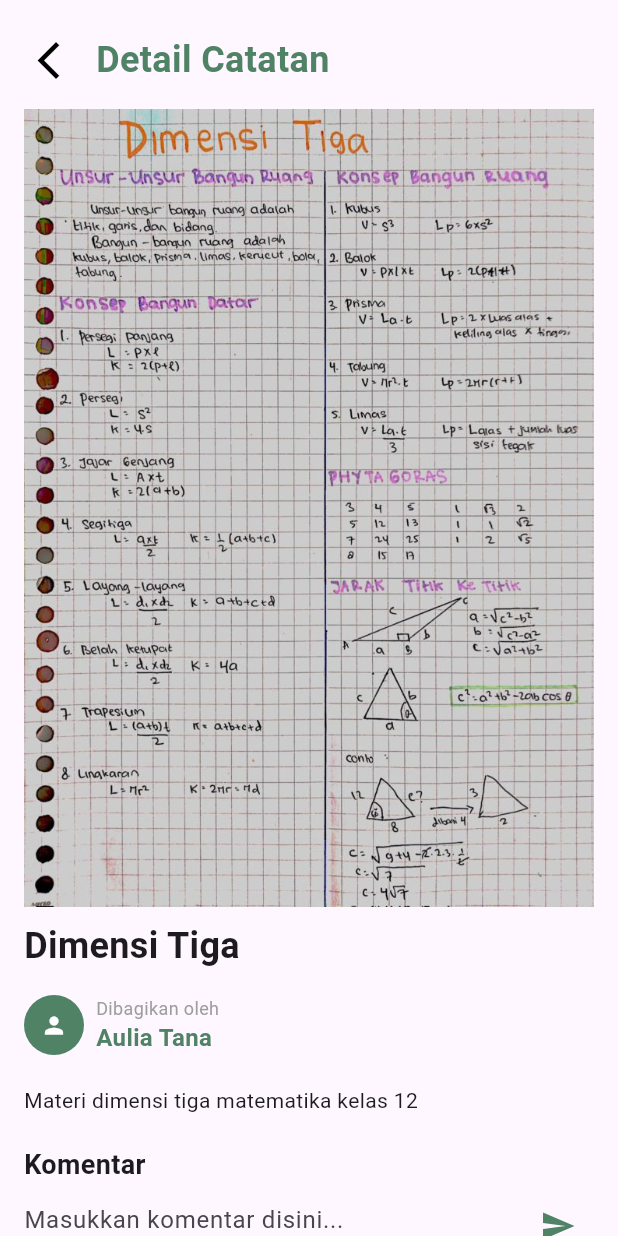
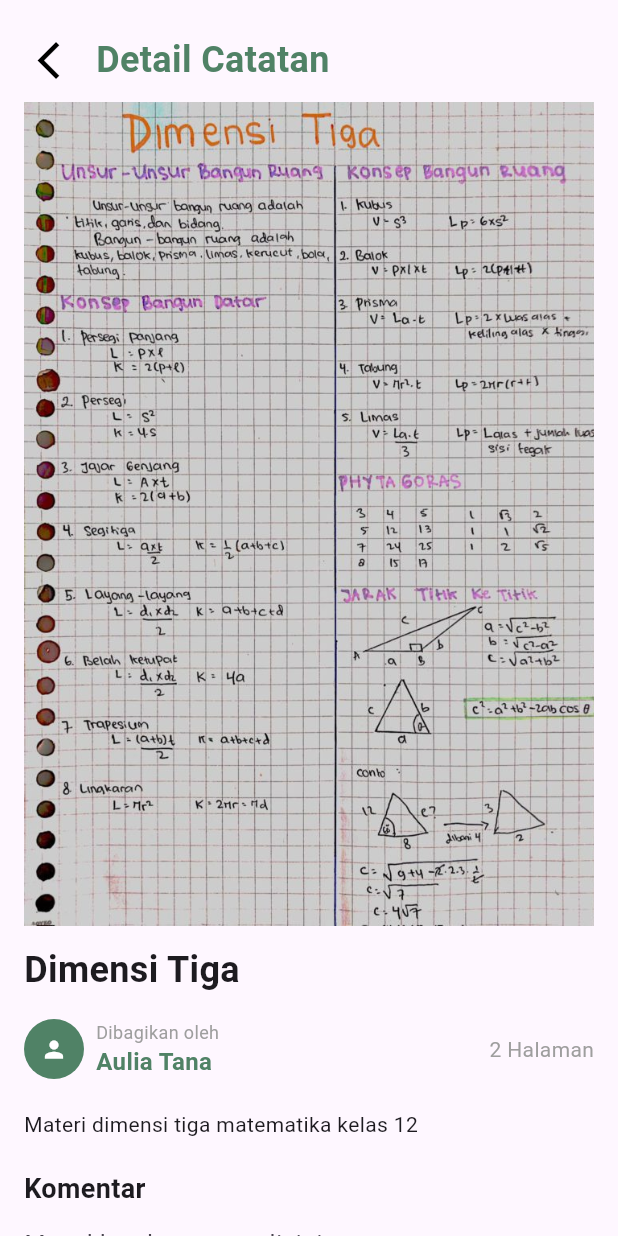
Before and after one commit to faizanrasyad/berbagi-catatan, a Flutter app: the DetailCatatan screen opened directly with sample values from the repository, on a phone screen of 412 x 824 dp. Run offline on Flutter 3.47's test engine with Material 3 defaults, Android fonts, the light colour scheme and no system bars; our stand-ins replace smooth_page_indicator; missing offline and left inert: dart:ffi.

Commit message:
Separate Gambar Model & Data

```diff
--- /dev/null
+++ b/lib/data/gambar_data.dart
@@ -0,0 +1,18 @@
+import 'package:berbagi_catatan/model/gambar_model.dart';
+import 'package:berbagi_catatan/model/komen_model.dart';
+import 'package:berbagi_catatan/model/user_model.dart';
+
+class GambarData {
+  static final GambarData _instance = GambarData._internal();
+
+  factory GambarData() {
+    return _instance;
+  }
+
+  GambarData._internal();
+
+  List<Gambar> gambar = [
+    Gambar(catatanId: 1, image: 'dimensi_tiga.jpg'),
+    Gambar(catatanId: 1, image: 'dimensi_tiga_dua.jpg'),
+  ];
+}
--- /dev/null
+++ b/lib/model/gambar_model.dart
@@ -0,0 +1,9 @@
+class Gambar {
+  int catatanId;
+  String image;
+
+  Gambar({
+    required this.catatanId,
+    required this.image,
+  });
+}
--- a/lib/pages/detail_catatan.dart
+++ b/lib/pages/detail_catatan.dart
@@ -1,10 +1,14 @@
+import 'package:berbagi_catatan/data/gambar_data.dart';
 import 'package:berbagi_catatan/data/komen_data.dart';
 import 'package:berbagi_catatan/data/login_data.dart';
 import 'package:berbagi_catatan/model/catatan_model.dart';
+import 'package:berbagi_catatan/model/gambar_model.dart';
 import 'package:berbagi_catatan/model/komen_model.dart';
 import 'package:berbagi_catatan/resources/color.dart';
+import 'package:flutter/cupertino.dart';
 import 'package:flutter/material.dart';
 import 'package:flutter/widgets.dart';
+import 'package:smooth_page_indicator/smooth_page_indicator.dart';
 
 class DetailCatatan extends StatefulWidget {
   final Catatan catatan;
@@ -18,12 +22,16 @@
   TextEditingController commentController = TextEditingController();
   final formkey = GlobalKey<FormState>();
   List<Komen> komenList = [];
+  List<Gambar> gambarList = [];
+
+  int currentIndex = 0;
 
   @override
   void initState() {
     // TODO: implement initState
     super.initState();
     komenList = KomenData().komen;
+    gambarList = GambarData().gambar;
   }
 
   @override
@@ -33,7 +41,13 @@
         .komen
         .where((element) => element.catatanId == catatan.id)
         .toList();
+    gambarList = GambarData()
+        .gambar
+        .where((element) => element.catatanId == catatan.id)
+        .toList();
     double height = MediaQuery.of(context).size.height;
+
+    print('Gambar List Length ${gambarList.length}');
 
     return Scaffold(
       resizeToAvoidBottomInset: false,
@@ -65,12 +79,27 @@
                     )
                   ],
                 ),
-                ClipRRect(
+                Padding(
+                  padding: const EdgeInsets.symmetric(vertical: 4),
+                  child: SizedBox(
+                      height: height / 1.5,
+                      child: ListView.builder(
+                          scrollDirection: Axis.horizontal,
+                          itemCount: gambarList.length,
+                          itemBuilder: (context, index) {
+                            currentIndex = index;
+                            return Container(
+                              child: ClipRRect(
                                 child: Image.asset(
-                    'lib/assets/${catatan.gambar}',
-                    width: MediaQuery.of(context).size.width,
+                                  'lib/assets/${gambarList[index].image}',
                                   height: height / 1.5,
                                 ),
+                              ),
+                            );
+                          })),
+                ),
+                const SizedBox(
+                  height: 8,
                 ),
                 Column(
                   crossAxisAlignment: CrossAxisAlignment.start,
@@ -98,6 +127,9 @@
                       height: 16,
                     ),
                     Row(
+                      mainAxisAlignment: MainAxisAlignment.spaceBetween,
+                      children: [
+                        Row(
                           children: [
                             CircleAvatar(
                               backgroundColor: Warna().green100,
@@ -115,8 +147,8 @@
                               children: [
                                 Text(
                                   'Dibagikan oleh',
-                              style:
-                                  TextStyle(color: Colors.grey, fontSize: 12),
+                                  style: TextStyle(
+                                      color: Colors.grey, fontSize: 12),
                                 ),
                                 const SizedBox(
                                   width: 16,
@@ -130,6 +162,16 @@
                                     fontSize: 16,
                                   ),
                                 ),
+                              ],
+                            ),
+                          ],
+                        ),
+                        Row(
+                          children: [
+                            Text(
+                              '${gambarList.length} Halaman',
+                              style: TextStyle(color: Colors.grey),
+                            )
                           ],
                         ),
                       ],
--- a/pubspec.yaml
+++ b/pubspec.yaml
@@ -9,6 +9,7 @@
 dependencies:
   flutter:
     sdk: flutter
+  smooth_page_indicator: ^1.2.0+3
 
 dev_dependencies:
   flutter_test:
```
Also changed, not shown: lib/assets/dimensi_tiga_dua.jpg (added), pubspec.lock. Lines whose indentation alone changed are shown as unchanged.
